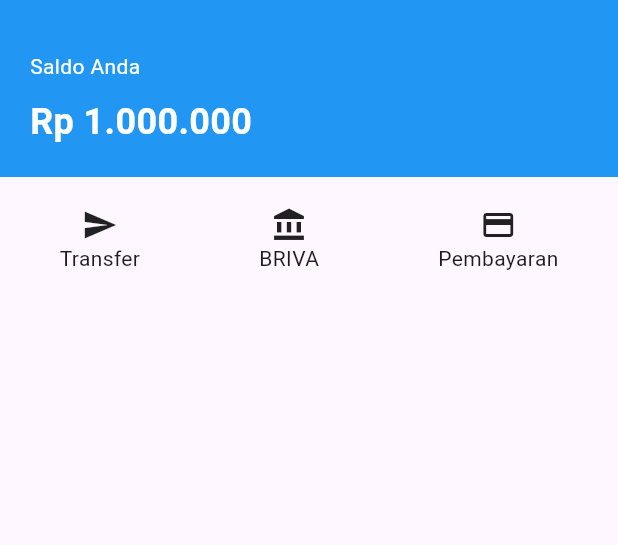
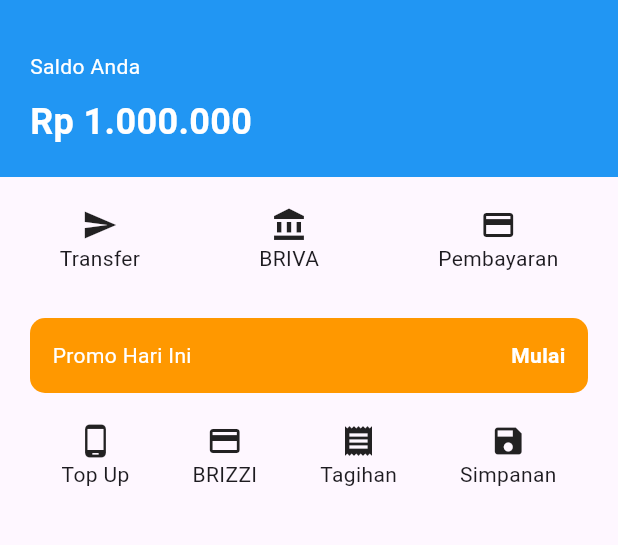
Before and after one commit to Mahrus88/brimo_app, a Flutter app: the screen it shows after launch, on a phone screen of 412 x 824 dp, the part 63-608 px from its top. Run offline on Flutter 3.47's test engine with Material 3 defaults, Android fonts, the phone set to English and light mode, and no system bars.

Commit message:
tambah banner dan menu tambahan sederhana

```diff
--- a/lib/main.dart
+++ b/lib/main.dart
@@ -76,6 +76,63 @@
             ],
           ),
           SizedBox(height: 30),
+          Container(
+            margin: EdgeInsets.symmetric(horizontal: 20),
+            padding: EdgeInsets.all(15),
+            decoration: BoxDecoration(
+              color: Colors.orange,
+              borderRadius: BorderRadius.circular(10),
+            ),
+            child: Row(
+              mainAxisAlignment: MainAxisAlignment.spaceBetween,
+              children: [
+                Text(
+                  "Promo Hari Ini",
+                  style: TextStyle(color: Colors.white),
+                ),
+                Text(
+                  "Mulai",
+                  style: TextStyle(
+                    color: Colors.white,
+                    fontWeight: FontWeight.bold,
+                  ),
+                ),
+              ],
+            ),
+          ),
+          SizedBox(height: 20),
+          Padding(
+            padding: EdgeInsets.symmetric(horizontal: 20),
+            child: Row(
+              mainAxisAlignment: MainAxisAlignment.spaceAround,
+              children: [
+                Column(
+                  children: [
+                    Icon(Icons.phone_android),
+                    Text("Top Up"),
+                  ],
+                ),
+                Column(
+                  children: [
+                    Icon(Icons.credit_card),
+                    Text("BRIZZI"),
+                  ],
+                ),
+                Column(
+                  children: [
+                    Icon(Icons.receipt),
+                    Text("Tagihan"),
+                  ],
+                ),
+                Column(
+                  children: [
+                    Icon(Icons.save),
+                    Text("Simpanan"),
+                  ],
+                ),
+              ],
+            ),
+          ),
         ],
       ),
     );
```
